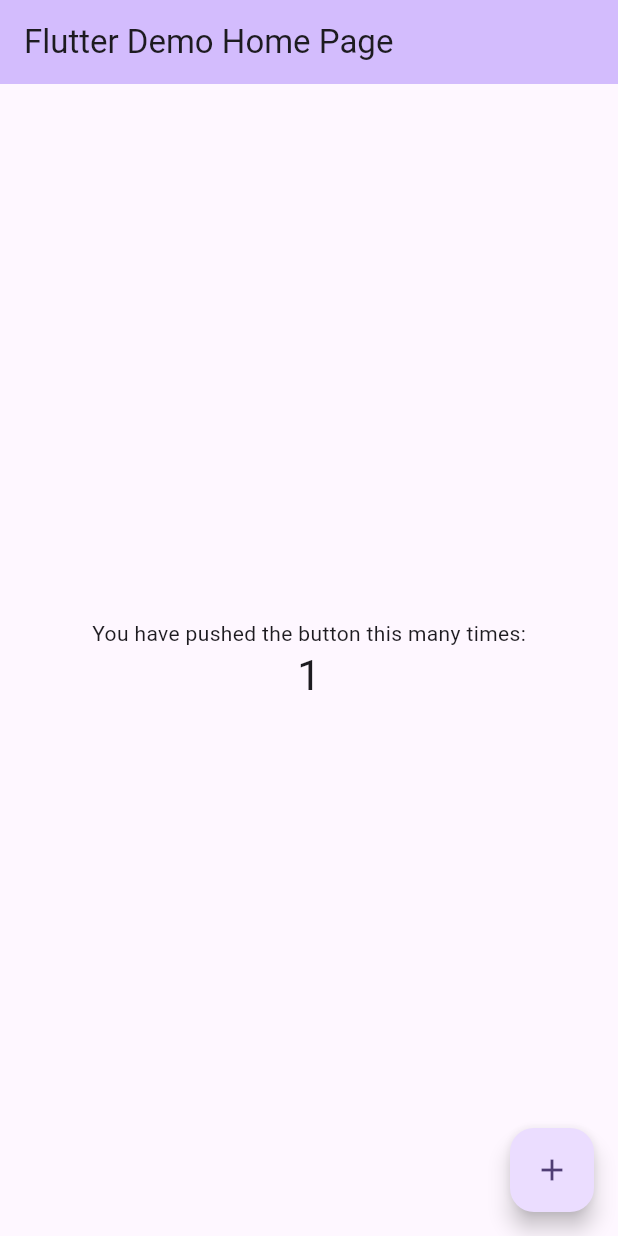
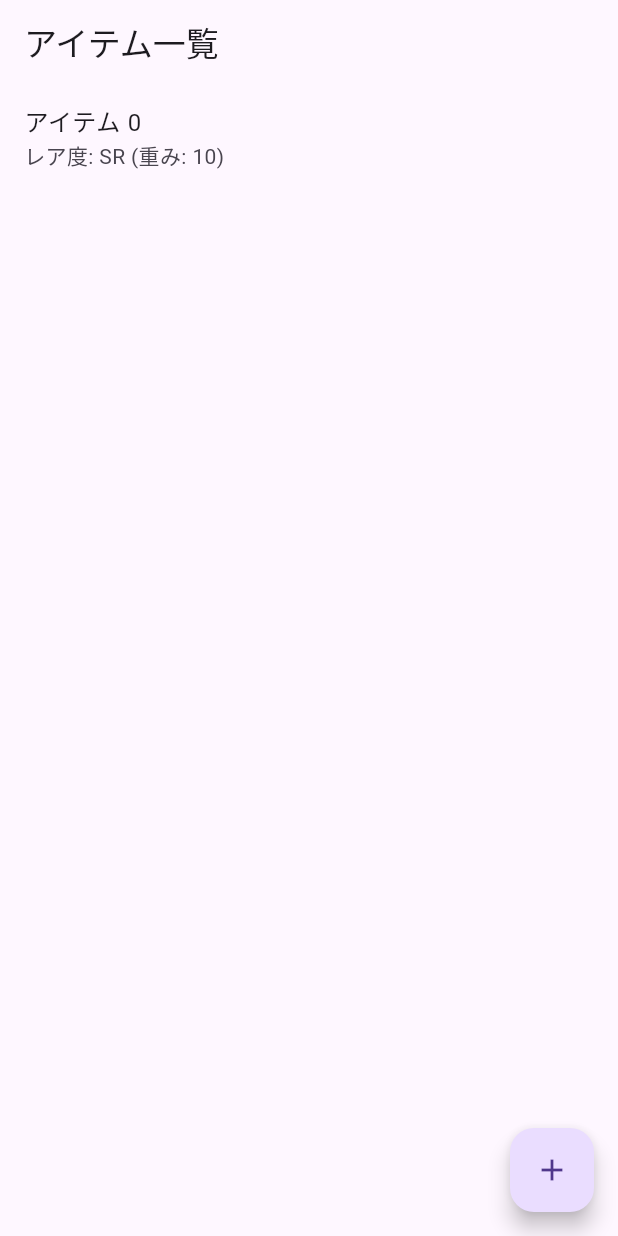
Before and after one commit to Sagara0627/gacha_app, a Flutter app: the screen it shows after launch, after a tap on the "add" icon, on a phone screen of 412 x 824 dp. Run offline on Flutter 3.47's test engine with Material 3 defaults, Android fonts, the phone set to English and light mode, and no system bars; our stand-ins replace flutter_riverpod, isar, riverpod_annotation; accounts and stored records are empty; generated files the repository leaves out were written again.

Commit message:
Riverpod, Providerをインストールして、GachaItemEntityをDBに保存〜画面描画までを実装

```diff
--- /dev/null
+++ b/lib/domains/Entity/gacha_item_entity.dart
@@ -0,0 +1,14 @@
+import 'package:isar/isar.dart';
+
+part 'gacha_item_entity.g.dart';
+
+@collection
+@Name('GachaItem')
+class GachaItemEntity {
+  Id id = Isar.autoIncrement; // 自動採番ID
+
+  @Index(type: IndexType.value)
+  late String name; // アイテム名
+  late String rarity; // レアリティ
+  late int weight; // 確率
+}
--- a/lib/main.dart
+++ b/lib/main.dart
@@ -1,7 +1,29 @@
 import 'package:flutter/material.dart';
+import 'package:flutter_riverpod/flutter_riverpod.dart';
+import 'package:gacha_app/providers/database_provider.dart';
+import 'package:isar/isar.dart';
+import 'package:path_provider/path_provider.dart';
+import 'domains/Entity/gacha_item_entity.dart';
+import 'views/gacha_item_list_page.dart';
 
-void main() {
-  runApp(const MyApp());
+void main() async {
+  WidgetsFlutterBinding.ensureInitialized(); // Flutterの初期化待ち
+
+  final dir = await getApplicationDocumentsDirectory(); // 保存先ディレクトリの取得
+
+  final isar = await Isar.open(
+    [GachaItemEntitySchema],
+    directory: dir.path,
+  );
+
+  runApp(
+    ProviderScope(
+      overrides: [
+        isarProvider.overrideWithValue(isar),
+      ],
+      child: const MyApp(),
+    ),
+  );
 }
 
 class MyApp extends StatelessWidget {
@@ -11,7 +33,7 @@ class MyApp extends StatelessWidget {
   @override
   Widget build(BuildContext context) {
     return MaterialApp(
-      title: 'Flutter Demo',
+      title: '無限ガチャアプリ',
       theme: ThemeData(
         // This is the theme of your application.
         //
@@ -28,9 +50,9 @@ class MyApp extends StatelessWidget {
         //
         // This works for code too, not just values: Most code changes can be
         // tested with just a hot reload.
-        colorScheme: .fromSeed(seedColor: Colors.deepPurple),
+        primarySwatch: Colors.blue,
       ),
-      home: const MyHomePage(title: 'Flutter Demo Home Page'),
+      home: const GachaPage(),
     );
   }
 }
--- /dev/null
+++ b/lib/providers/database_provider.dart
@@ -0,0 +1,8 @@
+import 'package:flutter_riverpod/flutter_riverpod.dart';
+import 'package:isar/isar.dart';
+
+// アプリ全体で使うIsarインスタンスを保持するProvider
+// 初期化前はエラーを投げるようにし、main.dartで上書き(override)
+final isarProvider = Provider<Isar>((ref) {
+  throw UnimplementedError();
+});
--- /dev/null
+++ b/lib/providers/gacha_item_entity_provider.dart
@@ -0,0 +1,13 @@
+import 'package:isar/isar.dart';
+import 'package:riverpod_annotation/riverpod_annotation.dart';
+import 'database_provider.dart';
+import '/domains/Entity/gacha_item_entity.dart';
+
+// 全アイテムを監視するStream
+final gachaItemEntityListProvider = StreamProvider<List<GachaItemEntity>>((ref) {
+  final isar = ref.watch(isarProvider);
+
+  // .watch(fireImmediately: true) を使うことで、
+  // 最初の一回＋中身が変わるたびに最新のリストを流してくれる
+  return isar.gachaItemEntitys.where().watch(fireImmediately: true);
+});
--- /dev/null
+++ b/lib/views/gacha_item_list_page.dart
@@ -0,0 +1,49 @@
+import 'package:flutter/material.dart';
+import 'package:flutter_riverpod/flutter_riverpod.dart';
+import 'package:gacha_app/providers/gacha_item_entity_provider.dart';
+import 'package:gacha_app/providers/database_provider.dart';
+import '../domains/Entity/gacha_item_entity.dart';
+
+class GachaPage extends ConsumerWidget {
+  const GachaPage({super.key});
+
+  @override
+  Widget build(BuildContext context, WidgetRef ref) {
+    // 1. DBのデータをリアルタイム監視
+    final gachaItemsAsync = ref.watch(gachaItemEntityListProvider);
+    final isar = ref.watch(isarProvider);
+
+    return Scaffold(
+      appBar: AppBar(title: const Text('アイテム一覧')),
+      body: gachaItemsAsync.when(
+        data: (items) => items.isEmpty
+          ? const Center(child: Text('アイテムがありません。右下の＋で追加！'))
+          : ListView.builder(
+              itemCount: items.length,
+              itemBuilder: (context, index) {
+                final item = items[index];
+                return ListTile(
+                  title: Text(item.name),
+                  subtitle: Text('レア度: ${item.rarity} (重み: ${item.weight})'),
+                );
+              },
+            ),
+        loading: () => const Center(child: CircularProgressIndicator()),
+        error: (err, stack) => Center(child: Text('エラー: $err')),
+      ),
+      // テスト用にアイテムを追加するボタン
+      floatingActionButton: FloatingActionButton(
+        onPressed: () async {
+          // ダミーデータの作成
+          final newItem = GachaItemEntity()
+            ..name = 'アイテム ${DateTime.now().second}'
+            ..rarity = 'SR'
+            ..weight = 10;
+
+          await isar.writeTxn(() => isar.gachaItemEntitys.put(newItem)); // DBに保存（保存されると、Riverpodが検知してListViewが自動更新される）
+        },
+        child: const Icon(Icons.add),
+      ),
+    );
+  }
+}
--- a/pubspec.yaml
+++ b/pubspec.yaml
@@ -37,6 +37,9 @@ dependencies:
   isar: ^3.1.0+1
   isar_flutter_libs: ^3.1.0+1
   path_provider: ^2.1.5
+  riverpod_annotation: ^2.6.1
+  riverpod: ^2.6.1
+  flutter_riverpod: ^2.6.1
 
 dev_dependencies:
   flutter_test:
@@ -50,6 +53,9 @@ dev_dependencies:
   flutter_lints: ^6.0.0
   isar_generator: ^3.1.0+1
   build_runner: ^2.4.13
+  riverpod_generator: ^2.3.3
+  custom_lint: ^0.5.11
+  riverpod_lint: ^2.1.1
 
 # For information on the generic Dart part of this file, see the
 # following page: https://dart.dev/tools/pub/pubspec
```
Also changed, not shown: lib/domains/Entity/gacha_item_entity.g.dart (added), pubspec.lock, 3 other files.
